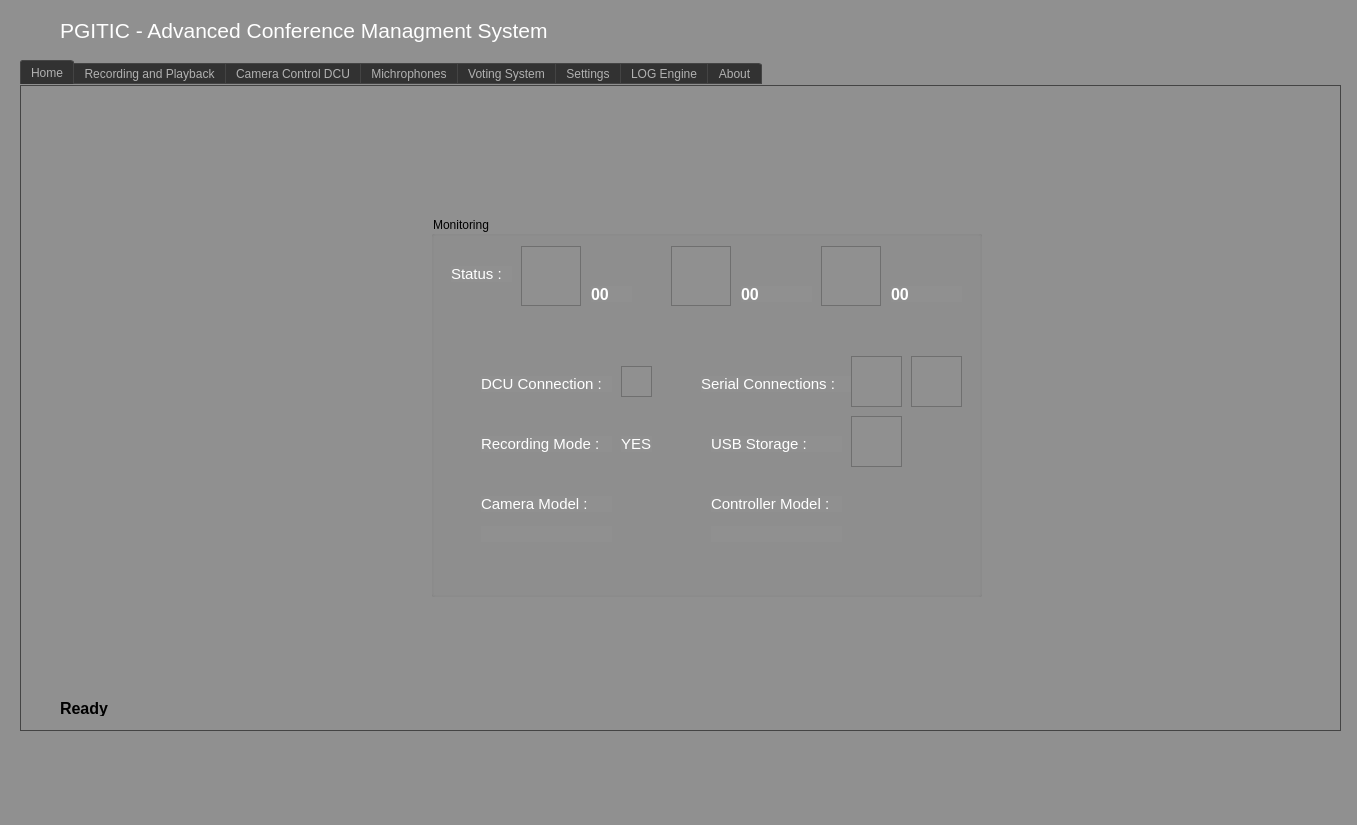
cxdcxd/pgitic_gstramer, file mainwindow.ui: the form before one commit.
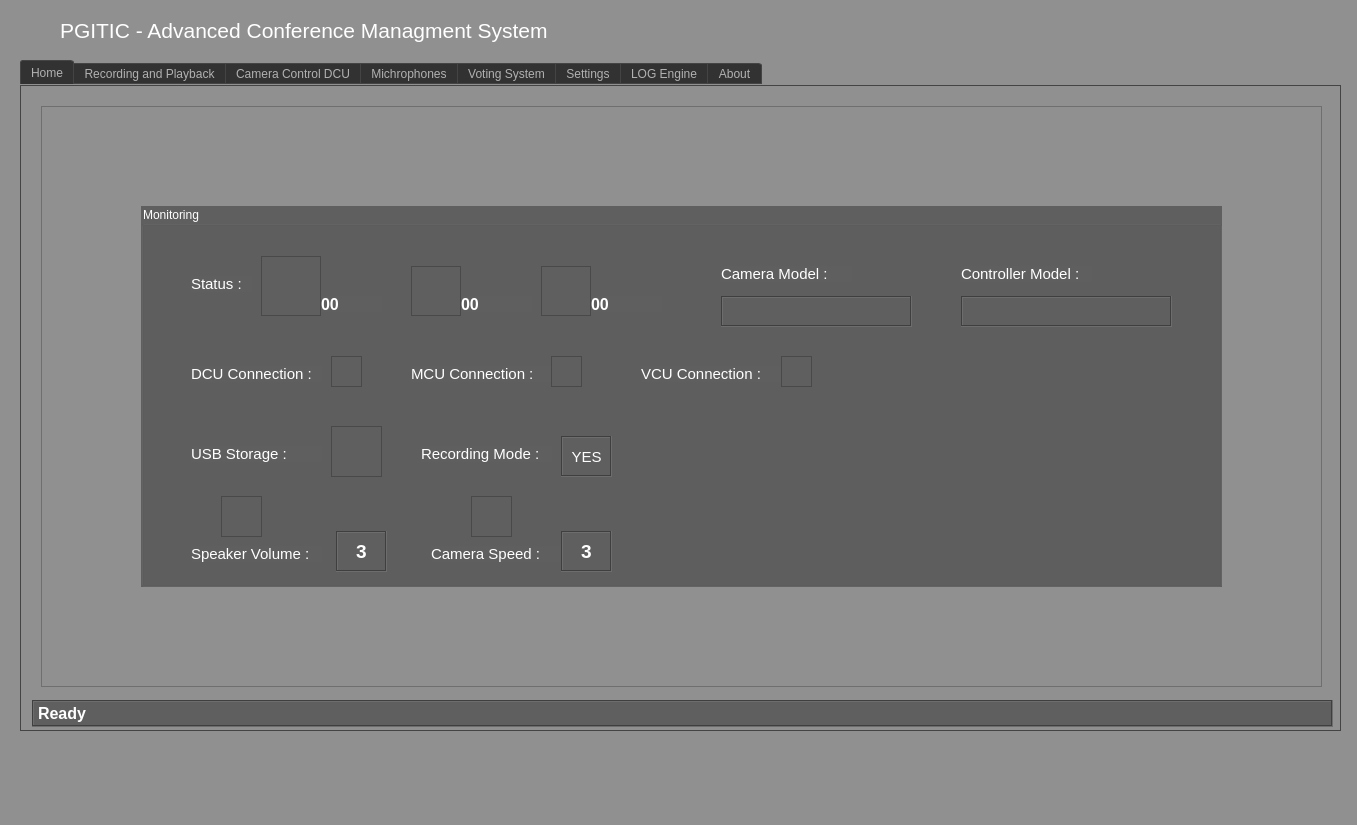
The form after the commit. The open tabs and pages were chosen to show the change. Icons and pictures are not drawn. Custom widgets are drawn as their Qt base class.

What changed in the file:
```diff
--- a/mainwindow.ui
+++ b/mainwindow.ui
@@ -465,14 +465,15 @@
      <widget class="QGroupBox" name="groupBox_3">
       <property name="geometry">
        <rect>
-        <x>410</x>
-        <y>130</y>
-        <width>551</width>
+        <x>120</x>
+        <y>120</y>
+        <width>1081</width>
         <height>381</height>
        </rect>
       </property>
       <property name="styleSheet">
-       <string notr="true">color: rgb(0, 0, 0);</string>
+       <string notr="true">color: rgb(255, 255, 255);
+background-color: rgb(95, 95, 95);</string>
       </property>
       <property name="title">
        <string>Monitoring</string>
@@ -480,8 +481,8 @@
       <widget class="QLabel" name="txt_Mmicnum">
        <property name="geometry">
         <rect>
-         <x>460</x>
-         <y>70</y>
+         <x>450</x>
+         <y>90</y>
          <width>71</width>
          <height>16</height>
         </rect>
@@ -503,8 +504,8 @@
       <widget class="QFrame" name="frame_7">
        <property name="geometry">
         <rect>
-         <x>90</x>
-         <y>30</y>
+         <x>120</x>
+         <y>50</y>
          <width>60</width>
          <height>60</height>
         </rect>
@@ -524,10 +525,10 @@
       <widget class="QFrame" name="frame_9">
        <property name="geometry">
         <rect>
-         <x>390</x>
-         <y>30</y>
-         <width>60</width>
-         <height>60</height>
+         <x>400</x>
+         <y>60</y>
+         <width>50</width>
+         <height>50</height>
         </rect>
        </property>
        <property name="styleSheet">
@@ -544,8 +545,8 @@
       <widget class="QLabel" name="txt_Mtotalnum">
        <property name="geometry">
         <rect>
-         <x>310</x>
-         <y>70</y>
+         <x>320</x>
+         <y>90</y>
          <width>71</width>
          <height>16</height>
         </rect>
@@ -567,10 +568,10 @@
       <widget class="QFrame" name="frame_8">
        <property name="geometry">
         <rect>
-         <x>240</x>
-         <y>30</y>
-         <width>60</width>
-         <height>60</height>
+         <x>270</x>
+         <y>60</y>
+         <width>50</width>
+         <height>50</height>
         </rect>
        </property>
        <property name="styleSheet">
@@ -587,8 +588,8 @@
       <widget class="QLabel" name="label_31">
        <property name="geometry">
         <rect>
-         <x>20</x>
-         <y>50</y>
+         <x>50</x>
+         <y>70</y>
          <width>61</width>
          <height>16</height>
         </rect>
@@ -608,9 +609,9 @@
       <widget class="QLabel" name="txt_Mcamnum">
        <property name="geometry">
         <rect>
-         <x>160</x>
-         <y>70</y>
-         <width>41</width>
+         <x>180</x>
+         <y>90</y>
+         <width>61</width>
          <height>16</height>
         </rect>
        </property>
@@ -688,16 +689,16 @@
         <string notr="true">color: rgb(255, 255, 255);</string>
        </property>
        <property name="text">
-        <string>Serial Connections :</string>
+        <string>MCU Connection :</string>
        </property>
       </widget>
       <widget class="QFrame" name="monitor_serial">
        <property name="geometry">
         <rect>
-         <x>420</x>
-         <y>140</y>
-         <width>51</width>
-         <height>51</height>
+         <x>410</x>
+         <y>150</y>
+         <width>31</width>
+         <height>31</height>
         </rect>
        </property>
        <property name="styleSheet">
@@ -715,8 +716,8 @@
       <widget class="QLabel" name="label_34">
        <property name="geometry">
         <rect>
-         <x>50</x>
-         <y>220</y>
+         <x>280</x>
+         <y>240</y>
          <width>131</width>
          <height>16</height>
         </rect>
@@ -736,10 +737,10 @@
       <widget class="QLabel" name="monitor_recording">
        <property name="geometry">
         <rect>
-         <x>190</x>
-         <y>220</y>
-         <width>31</width>
-         <height>16</height>
+         <x>420</x>
+         <y>230</y>
+         <width>51</width>
+         <height>41</height>
         </rect>
        </property>
        <property name="font">
@@ -750,15 +751,24 @@
        <property name="styleSheet">
         <string notr="true">color: rgb(255, 255, 255);</string>
        </property>
+       <property name="frameShape">
+        <enum>QFrame::Box</enum>
+       </property>
+       <property name="frameShadow">
+        <enum>QFrame::Sunken</enum>
+       </property>
        <property name="text">
         <string>YES</string>
        </property>
+       <property name="alignment">
+        <set>Qt::AlignCenter</set>
+       </property>
       </widget>
       <widget class="QLabel" name="label_36">
        <property name="geometry">
         <rect>
-         <x>280</x>
-         <y>220</y>
+         <x>50</x>
+         <y>240</y>
          <width>131</width>
          <height>16</height>
         </rect>
@@ -778,8 +788,8 @@
       <widget class="QFrame" name="monitor_usb">
        <property name="geometry">
         <rect>
-         <x>420</x>
-         <y>200</y>
+         <x>190</x>
+         <y>220</y>
          <width>51</width>
          <height>51</height>
         </rect>
@@ -799,8 +809,8 @@
       <widget class="QLabel" name="label_45">
        <property name="geometry">
         <rect>
-         <x>50</x>
-         <y>280</y>
+         <x>580</x>
+         <y>60</y>
          <width>131</width>
          <height>16</height>
         </rect>
@@ -820,8 +830,8 @@
       <widget class="QLabel" name="label_49">
        <property name="geometry">
         <rect>
-         <x>280</x>
-         <y>280</y>
+         <x>820</x>
+         <y>60</y>
          <width>131</width>
          <height>16</height>
         </rect>
@@ -841,55 +851,172 @@
       <widget class="QLabel" name="lbl_camera_model">
        <property name="geometry">
         <rect>
-         <x>50</x>
-         <y>310</y>
-         <width>131</width>
-         <height>16</height>
+         <x>580</x>
+         <y>90</y>
+         <width>191</width>
+         <height>31</height>
         </rect>
        </property>
        <property name="font">
         <font>
-         <pointsize>11</pointsize>
+         <pointsize>12</pointsize>
+         <weight>75</weight>
+         <bold>true</bold>
         </font>
        </property>
        <property name="styleSheet">
         <string notr="true">color: rgb(255, 255, 255);</string>
        </property>
+       <property name="frameShape">
+        <enum>QFrame::Box</enum>
+       </property>
+       <property name="frameShadow">
+        <enum>QFrame::Sunken</enum>
+       </property>
        <property name="text">
         <string>&lt;name&gt;</string>
        </property>
+       <property name="alignment">
+        <set>Qt::AlignCenter</set>
+       </property>
       </widget>
       <widget class="QLabel" name="lbl_controller_model">
        <property name="geometry">
         <rect>
-         <x>280</x>
-         <y>310</y>
-         <width>131</width>
-         <height>16</height>
+         <x>820</x>
+         <y>90</y>
+         <width>211</width>
+         <height>31</height>
         </rect>
        </property>
        <property name="font">
         <font>
-         <pointsize>11</pointsize>
+         <pointsize>12</pointsize>
+         <weight>75</weight>
+         <bold>true</bold>
         </font>
        </property>
        <property name="styleSheet">
         <string notr="true">color: rgb(255, 255, 255);</string>
        </property>
+       <property name="frameShape">
+        <enum>QFrame::Box</enum>
+       </property>
+       <property name="frameShadow">
+        <enum>QFrame::Sunken</enum>
+       </property>
        <property name="text">
         <string>&lt;name&gt;</string>
        </property>
+       <property name="alignment">
+        <set>Qt::AlignCenter</set>
+       </property>
       </widget>
       <widget class="QFrame" name="monitor_serial2">
        <property name="geometry">
         <rect>
-         <x>480</x>
-         <y>140</y>
+         <x>640</x>
+         <y>150</y>
+         <width>31</width>
+         <height>31</height>
+        </rect>
+       </property>
+       <property name="styleSheet">
+        <string notr="true">border-image: 
+url(:/new/images/Resource/Dcu/seriald.png)  0 0 0 0 100 stretch;
+</string>
+       </property>
+       <property name="frameShape">
+        <enum>QFrame::StyledPanel</enum>
+       </property>
+       <property name="frameShadow">
+        <enum>QFrame::Raised</enum>
+       </property>
+      </widget>
+      <widget class="QLabel" name="label_50">
+       <property name="geometry">
+        <rect>
+         <x>50</x>
+         <y>340</y>
+         <width>131</width>
+         <height>16</height>
+        </rect>
+       </property>
+       <property name="font">
+        <font>
+         <pointsize>11</pointsize>
+        </font>
+       </property>
+       <property name="styleSheet">
+        <string notr="true">color: rgb(255, 255, 255);</string>
+       </property>
+       <property name="text">
+        <string>Speaker Volume :</string>
+       </property>
+      </widget>
+      <widget class="QLabel" name="lbl_volume">
+       <property name="geometry">
+        <rect>
+         <x>195</x>
+         <y>325</y>
          <width>51</width>
-         <height>51</height>
+         <height>41</height>
         </rect>
        </property>
+       <property name="font">
+        <font>
+         <pointsize>14</pointsize>
+         <weight>75</weight>
+         <bold>true</bold>
+        </font>
+       </property>
        <property name="styleSheet">
+        <string notr="true">color: rgb(255, 255, 255);</string>
+       </property>
+       <property name="frameShape">
+        <enum>QFrame::Box</enum>
+       </property>
+       <property name="frameShadow">
+        <enum>QFrame::Sunken</enum>
+       </property>
+       <property name="text">
+        <string>3</string>
+       </property>
+       <property name="alignment">
+        <set>Qt::AlignCenter</set>
+       </property>
+      </widget>
+      <widget class="QLabel" name="label_52">
+       <property name="geometry">
+        <rect>
+         <x>290</x>
+         <y>340</y>
+         <width>131</width>
+         <height>16</height>
+        </rect>
+       </property>
+       <property name="font">
+        <font>
+         <pointsize>11</pointsize>
+        </font>
+       </property>
+       <property name="styleSheet">
+        <string notr="true">color: rgb(255, 255, 255);</string>
+       </property>
+       <property name="text">
+        <string>Camera Speed :</string>
+       </property>
+      </widget>
+      <widget class="QFrame" name="frame_13">
+       <property name="geometry">
+        <rect>
+         <x>80</x>
+         <y>290</y>
+         <width>41</width>
+         <height>41</height>
+        </rect>
+       </property>
+       <property name="styleSheet">
         <string notr="true">border-image: 
 url(:/new/images/Resource/Play/x8.png)  0 0 0 0 100 stretch;
 </string>
@@ -901,7 +1028,131 @@
         <enum>QFrame::Raised</enum>
        </property>
       </widget>
+      <widget class="QFrame" name="frame_14">
+       <property name="geometry">
+        <rect>
+         <x>330</x>
+         <y>290</y>
+         <width>41</width>
+         <height>41</height>
+        </rect>
+       </property>
+       <property name="styleSheet">
+        <string notr="true">border-image: 
+url(:/new/images/Resource/nico/tool.png)  0 0 0 0 100 stretch;
+</string>
+       </property>
+       <property name="frameShape">
+        <enum>QFrame::StyledPanel</enum>
+       </property>
+       <property name="frameShadow">
+        <enum>QFrame::Raised</enum>
+       </property>
+      </widget>
+      <widget class="QLabel" name="label_51">
+       <property name="geometry">
+        <rect>
+         <x>500</x>
+         <y>160</y>
+         <width>151</width>
+         <height>16</height>
+        </rect>
+       </property>
+       <property name="font">
+        <font>
+         <pointsize>11</pointsize>
+        </font>
+       </property>
+       <property name="styleSheet">
+        <string notr="true">color: rgb(255, 255, 255);</string>
+       </property>
+       <property name="text">
+        <string>VCU Connection :</string>
+       </property>
+      </widget>
+      <widget class="QLabel" name="lbl_volume_2">
+       <property name="geometry">
+        <rect>
+         <x>420</x>
+         <y>325</y>
+         <width>51</width>
+         <height>41</height>
+        </rect>
+       </property>
+       <property name="font">
+        <font>
+         <pointsize>14</pointsize>
+         <weight>75</weight>
+         <bold>true</bold>
+        </font>
+       </property>
+       <property name="styleSheet">
+        <string notr="true">color: rgb(255, 255, 255);</string>
+       </property>
+       <property name="frameShape">
+        <enum>QFrame::Box</enum>
+       </property>
+       <property name="frameShadow">
+        <enum>QFrame::Sunken</enum>
+       </property>
+       <property name="text">
+        <string>3</string>
+       </property>
+       <property name="alignment">
+        <set>Qt::AlignCenter</set>
+       </property>
+      </widget>
+      <zorder>txt_Mmicnum</zorder>
+      <zorder>frame_7</zorder>
+      <zorder>frame_9</zorder>
+      <zorder>txt_Mtotalnum</zorder>
+      <zorder>frame_8</zorder>
+      <zorder>label_31</zorder>
+      <zorder>txt_Mcamnum</zorder>
+      <zorder>label_32</zorder>
+      <zorder>monitor_dcu</zorder>
+      <zorder>label_33</zorder>
+      <zorder>monitor_serial</zorder>
+      <zorder>label_34</zorder>
+      <zorder>monitor_recording</zorder>
+      <zorder>label_36</zorder>
+      <zorder>monitor_usb</zorder>
+      <zorder>label_45</zorder>
+      <zorder>label_49</zorder>
+      <zorder>lbl_camera_model</zorder>
+      <zorder>lbl_controller_model</zorder>
+      <zorder>label_50</zorder>
+      <zorder>lbl_volume</zorder>
+      <zorder>label_52</zorder>
+      <zorder>frame_13</zorder>
+      <zorder>frame_14</zorder>
+      <zorder>label_51</zorder>
+      <zorder>monitor_serial2</zorder>
+      <zorder>lbl_volume_2</zorder>
      </widget>
+     <widget class="QFrame" name="frame_12">
+      <property name="geometry">
+       <rect>
+        <x>20</x>
+        <y>20</y>
+        <width>1281</width>
+        <height>581</height>
+       </rect>
+      </property>
+      <property name="styleSheet">
+       <string notr="true">border-image: 
+url(:/new/images/Resource/nico/core_splash.png)  0 0 0 0 100 stretch;
+</string>
+      </property>
+      <property name="frameShape">
+       <enum>QFrame::StyledPanel</enum>
+      </property>
+      <property name="frameShadow">
+       <enum>QFrame::Raised</enum>
+      </property>
+     </widget>
+     <zorder>frame_12</zorder>
+     <zorder>groupBox_3</zorder>
     </widget>
     <widget class="QWidget" name="tab">
      <attribute name="title">
@@ -5120,10 +5371,10 @@
    <widget class="QLabel" name="txt_bar_info">
     <property name="geometry">
      <rect>
-      <x>60</x>
+      <x>32</x>
       <y>700</y>
-      <width>581</width>
-      <height>16</height>
+      <width>1301</width>
+      <height>27</height>
      </rect>
     </property>
     <property name="font">
@@ -5134,7 +5385,14 @@
      </font>
     </property>
     <property name="styleSheet">
-     <string notr="true">color: rgb(0, 0, 0);</string>
+     <string notr="true">color: rgb(255, 255, 255);
+background-color: rgb(95, 95, 95);</string>
+    </property>
+    <property name="frameShape">
+     <enum>QFrame::Box</enum>
+    </property>
+    <property name="frameShadow">
+     <enum>QFrame::Sunken</enum>
     </property>
     <property name="text">
      <string>Ready</string>
```
Left out of the diff: 214 changed lines with no effect on the pictures.
